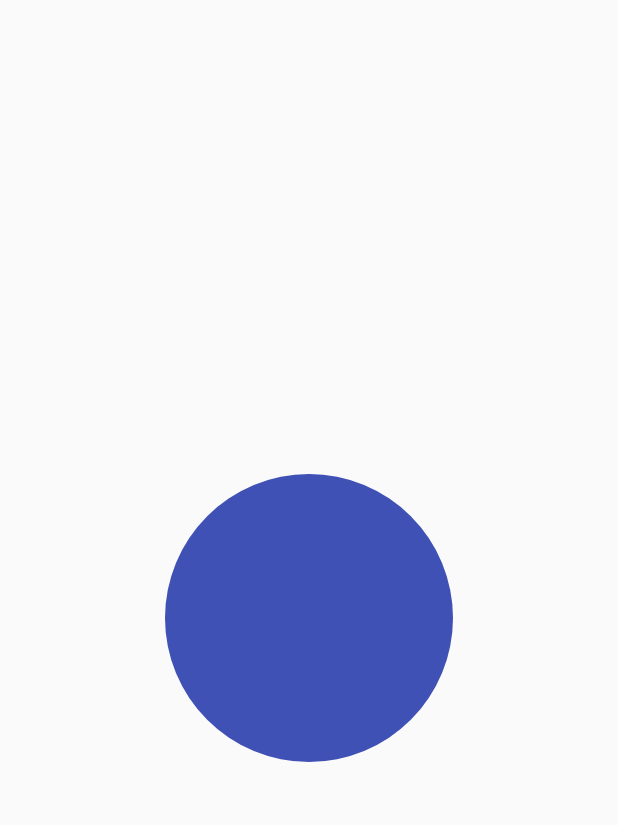
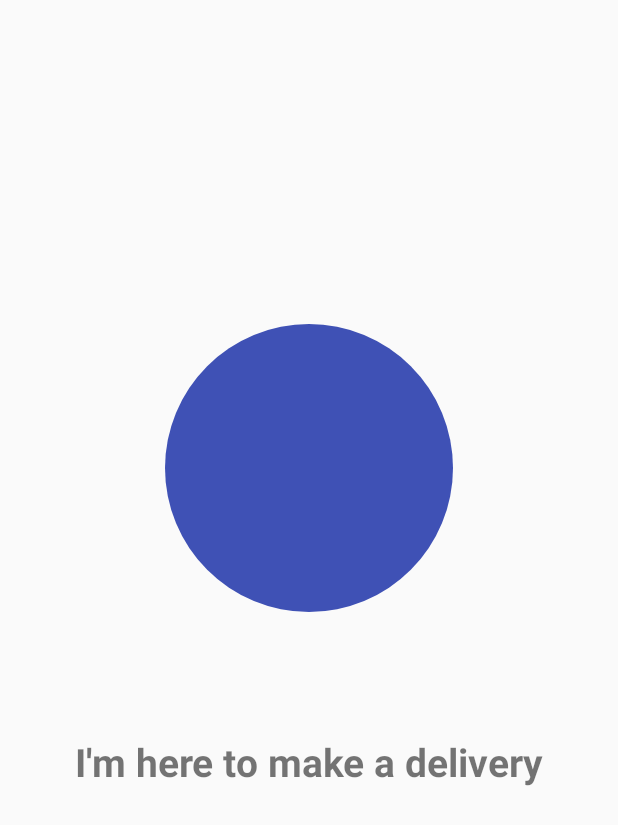
Before and after one commit to TheHackerGames/ASOS-Bell-2017, an Android app: the layout activity_doorbell.xml on its own in the app's theme, with its tools: preview values and no code run, on a phone screen of 412 x 824 dp. Shown: the top 825 px of the screen. Run offline under Robolectric (Android 15) with nearby library versions, the phone set to English and light mode, and no system bars.

Commit message:
Display voice prompt on doorbell pressed

```diff
--- a/bell/app/src/main/java/com/asos/hackergames/hackergamesdoorbell/doorbell/presenter/DoorbellModule.java
+++ b/bell/app/src/main/java/com/asos/hackergames/hackergamesdoorbell/doorbell/presenter/DoorbellModule.java
@@ -3,12 +3,10 @@ package com.asos.hackergames.hackergamesdoorbell.doorbell.presenter;
 import android.support.annotation.NonNull;
 
 import com.asos.hackergames.hackergamesdoorbell.doorbell.view.DoorbellView;
-import com.asos.hackergames.hackergamesdoorbell.service.SignalRService;
 
 public class DoorbellModule {
 
-    public static DoorbellPresenter presenter(@NonNull final DoorbellView view,
-                                              @NonNull final SignalRService service) {
-        return new DoorbellPresenter(view, service);
+    public static DoorbellPresenter presenter(@NonNull final DoorbellView view) {
+        return new DoorbellPresenter(view);
     }
 }
--- a/bell/app/src/main/java/com/asos/hackergames/hackergamesdoorbell/doorbell/view/DoorbellView.java
+++ b/bell/app/src/main/java/com/asos/hackergames/hackergamesdoorbell/doorbell/view/DoorbellView.java
@@ -3,4 +3,6 @@ package com.asos.hackergames.hackergamesdoorbell.doorbell.view;
 public interface DoorbellView {
 
     void displayMessage(String s);
+
+    void requestSpeech();
 }
--- a/bell/app/src/main/res/layout/activity_doorbell.xml
+++ b/bell/app/src/main/res/layout/activity_doorbell.xml
@@ -1,7 +1,9 @@
 <?xml version="1.0" encoding="utf-8"?>
 <LinearLayout xmlns:android="http://schemas.android.com/apk/res/android"
+    xmlns:tools="http://schemas.android.com/tools"
     android:layout_width="match_parent"
     android:layout_height="match_parent"
+    android:animateLayoutChanges="true"
     android:gravity="center_vertical"
     android:orientation="vertical">
 
@@ -11,4 +13,16 @@
         android:layout_height="192dp"
         android:contentDescription="@string/a_doorbell"
         android:src="@drawable/shape_doorbell" />
+
+    <TextView
+        android:id="@+id/user_voice_output"
+        android:layout_width="match_parent"
+        android:layout_height="200dp"
+        android:gravity="center"
+        android:padding="16dp"
+        android:textSize="26sp"
+        android:textStyle="bold"
+        android:visibility="gone"
+        tools:text="I'm here to make a delivery"
+        tools:visibility="visible" />
 </LinearLayout>
--- a/bell/app/src/main/res/values/strings.xml
+++ b/bell/app/src/main/res/values/strings.xml
@@ -1,4 +1,6 @@
 <resources>
     <string name="app_name">HackerGamesDoorBell</string>
     <string name="a_doorbell">A doorbell</string>
+    <string name="speech_prompt">Say something</string>
+    <string name="speech_not_supported">Dunno</string>
 </resources>
```
Also changed, not shown: bell/app/src/main/java/com/asos/hackergames/hackergamesdoorbell/doorbell/presenter/DoorbellPresenter.java (+2 -7 lines), bell/app/src/main/java/com/asos/hackergames/hackergamesdoorbell/doorbell/view/ui/activity/DoorbellActivity.java (+59 -2 lines).
